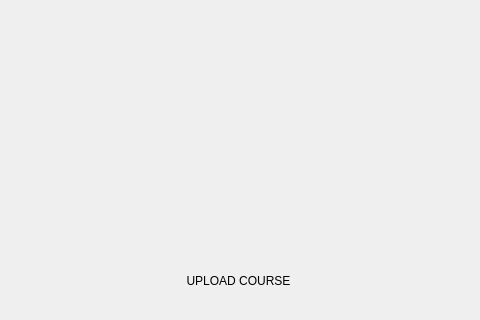
Before: the Qt Designer form adminpage.ui in 0Abdalla0/courseRegistration, drawn with Qt 5; both pictures show x 132 to 612 and y 0 to 320 of the 1398 by 738 pixel window.
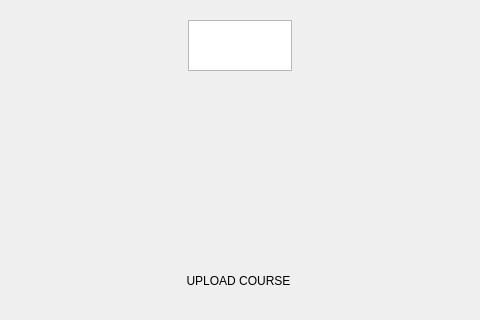
After: the same form once the commit is applied. Icons and pictures are not drawn.

The edit to the form file:
```diff
--- a/adminpage.ui
+++ b/adminpage.ui
@@ -97,6 +97,21 @@
     <string>MANAGE STUDENTS' GRADES</string>
    </property>
   </widget>
+  <widget class="QTextEdit" name="textEdit">
+   <property name="geometry">
+    <rect>
+     <x>320</x>
+     <y>20</y>
+     <width>104</width>
+     <height>51</height>
+    </rect>
+   </property>
+   <property name="styleSheet">
+    <string notr="true">background-image: url(:/imgs/images/white.jpg);
+color:Black;
+</string>
+   </property>
+  </widget>
  </widget>
  <resources/>
  <connections/>
```
